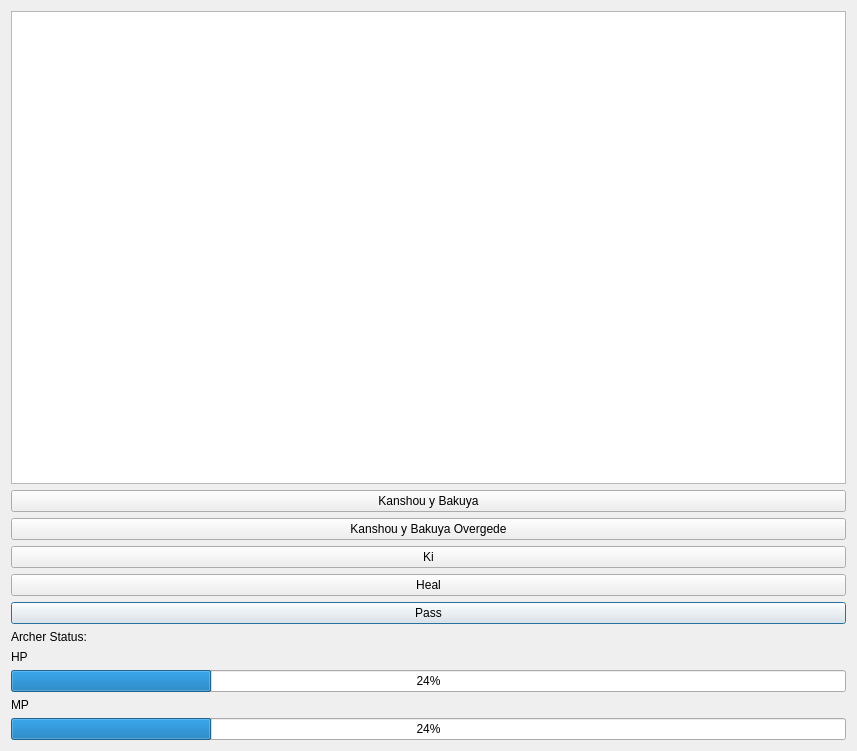
Before: the Qt Designer form ProyectoFinal/Aplication/stage1.ui in EliJoseCuavasArroyo/QT-Projects-GIT, drawn with Qt 5.
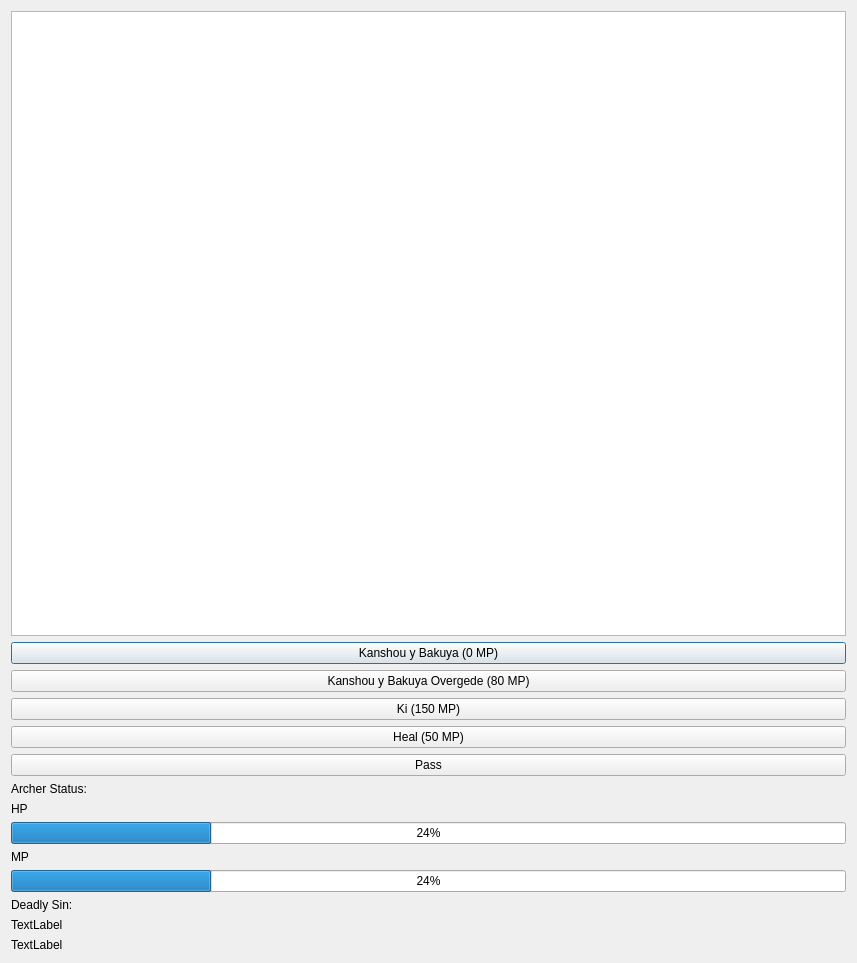
After: the same form once the commit is applied.

Diff of the .ui file:
```diff
--- a/ProyectoFinal/Aplication/stage1.ui
+++ b/ProyectoFinal/Aplication/stage1.ui
@@ -7,13 +7,27 @@
     <x>0</x>
     <y>0</y>
     <width>857</width>
-    <height>751</height>
+    <height>963</height>
    </rect>
   </property>
   <property name="windowTitle">
    <string>Dialog</string>
   </property>
   <layout class="QGridLayout" name="gridLayout">
+   <item row="11" column="0">
+    <widget class="QLabel" name="label_4">
+     <property name="text">
+      <string>Deadly Sin:</string>
+     </property>
+    </widget>
+   </item>
+   <item row="1" column="0">
+    <widget class="QPushButton" name="pushButton">
+     <property name="text">
+      <string>Kanshou y Bakuya (0 MP)</string>
+     </property>
+    </widget>
+   </item>
    <item row="5" column="0">
     <widget class="QPushButton" name="pushButton_5">
      <property name="text">
@@ -31,21 +45,21 @@
    <item row="2" column="0">
     <widget class="QPushButton" name="pushButton_2">
      <property name="text">
-      <string>Kanshou y Bakuya Overgede</string>
+      <string>Kanshou y Bakuya Overgede (80 MP)</string>
      </property>
     </widget>
    </item>
-   <item row="1" column="0">
-    <widget class="QPushButton" name="pushButton">
+   <item row="7" column="0">
+    <widget class="QLabel" name="label">
      <property name="text">
-      <string>Kanshou y Bakuya</string>
+      <string>HP</string>
      </property>
     </widget>
    </item>
    <item row="3" column="0">
     <widget class="QPushButton" name="pushButton_3">
      <property name="text">
-      <string>Ki</string>
+      <string>Ki (150 MP)</string>
      </property>
     </widget>
    </item>
@@ -55,21 +69,7 @@
    <item row="4" column="0">
     <widget class="QPushButton" name="pushButton_4">
      <property name="text">
-      <string>Heal</string>
-     </property>
-    </widget>
-   </item>
-   <item row="7" column="0">
-    <widget class="QLabel" name="label">
-     <property name="text">
-      <string>HP</string>
-     </property>
-    </widget>
-   </item>
-   <item row="8" column="0">
-    <widget class="QProgressBar" name="progressBar">
-     <property name="value">
-      <number>24</number>
+      <string>Heal (50 MP)</string>
      </property>
     </widget>
    </item>
@@ -80,6 +80,13 @@
      </property>
     </widget>
    </item>
+   <item row="8" column="0">
+    <widget class="QProgressBar" name="progressBar">
+     <property name="value">
+      <number>24</number>
+     </property>
+    </widget>
+   </item>
    <item row="10" column="0">
     <widget class="QProgressBar" name="progressBar_2">
      <property name="value">
@@ -87,6 +94,20 @@
      </property>
     </widget>
    </item>
+   <item row="12" column="0">
+    <widget class="QLabel" name="label_5">
+     <property name="text">
+      <string>TextLabel</string>
+     </property>
+    </widget>
+   </item>
+   <item row="13" column="0">
+    <widget class="QLabel" name="label_6">
+     <property name="text">
+      <string>TextLabel</string>
+     </property>
+    </widget>
+   </item>
   </layout>
  </widget>
  <resources/>
```
